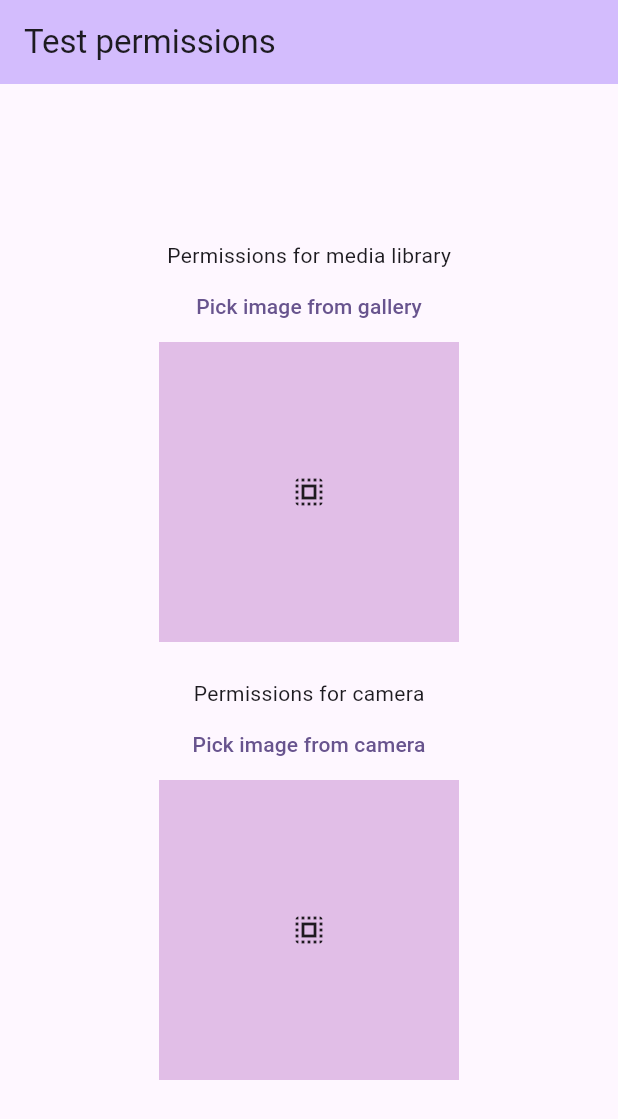
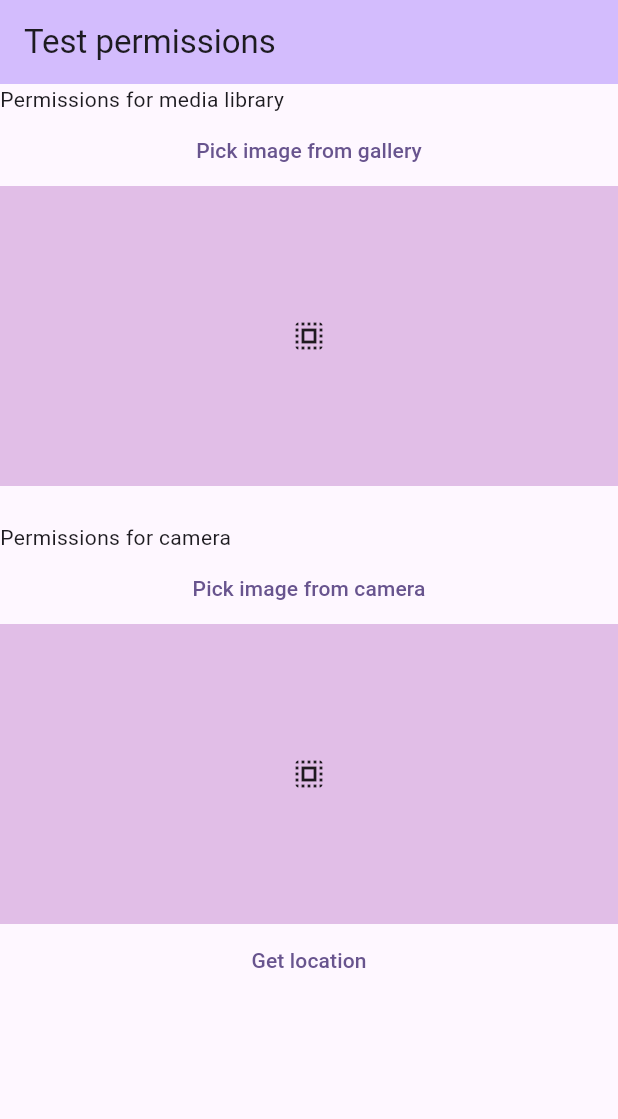
Before and after one commit to Flutter-libraries/mayo_flutter_permissions, a Flutter app: the screen it shows after launch, on a phone screen of 412 x 824 dp. Shown: the top 1119 px of the screen. Run offline on Flutter 3.47's test engine with Material 3 defaults, Android fonts, the phone set to English and light mode, and no system bars; our stand-ins replace bloc, cached_network_image, device_info_plus, file_picker, flutter_bloc, freezed_annotation and 4 more.

Commit message:
Get location

```diff
--- a/example/lib/main.dart
+++ b/example/lib/main.dart
@@ -4,6 +4,7 @@ import 'package:cached_network_image/cached_network_image.dart';
 import 'package:example/media/cubit/media_cubit.dart';
 import 'package:flutter/material.dart';
 import 'package:flutter_bloc/flutter_bloc.dart';
+import 'package:mayo_flutter_permissions/mayo_flutter_permissions.dart';
 
 void main() {
   runApp(const MyApp());
@@ -93,8 +94,7 @@ class _MyHomePageState extends State<MyHomePage> {
           title: Text(widget.title),
         ),
         body: Center(
-          child: Column(
-            mainAxisAlignment: MainAxisAlignment.center,
+          child: ListView(
             children: <Widget>[
               const Text(
                 'Permissions for media library',
@@ -133,6 +133,11 @@ class _MyHomePageState extends State<MyHomePage> {
                           height: 200,
                           child: const Icon(Icons.select_all))
                       : _LocalImage(state.localPathCamera)),
+
+              // Request location permissions
+              TextButton(
+                  onPressed: () => LocationRepository().getLocation(),
+                  child: Text('Get location'))
             ],
           ),
         ),
--- a/pubspec.yaml
+++ b/pubspec.yaml
@@ -4,17 +4,16 @@ version: 0.0.1
 homepage: https://mayosoftware.es
 
 environment:
-  sdk: '>=3.1.1 <4.0.0'
+  sdk: ">=3.1.1 <4.0.0"
   flutter: ">=1.17.0"
 
 dependencies:
-
   device_info_plus: ^9.1.0
 
   flutter:
     sdk: flutter
 
-
+  geolocator: ^11.0.0
   image_picker: ^1.0.4
 
   file_picker: ^6.1.1
@@ -22,7 +21,6 @@ dependencies:
   location: ^5.0.0
 
   permission_handler: ^11.1.0
-
 
 dev_dependencies:
   build_runner: ^2.1.5
```
Also changed, not shown: lib/src/location/location_repository.dart (+17 -0 lines), example/pubspec.lock, 10 other files.
